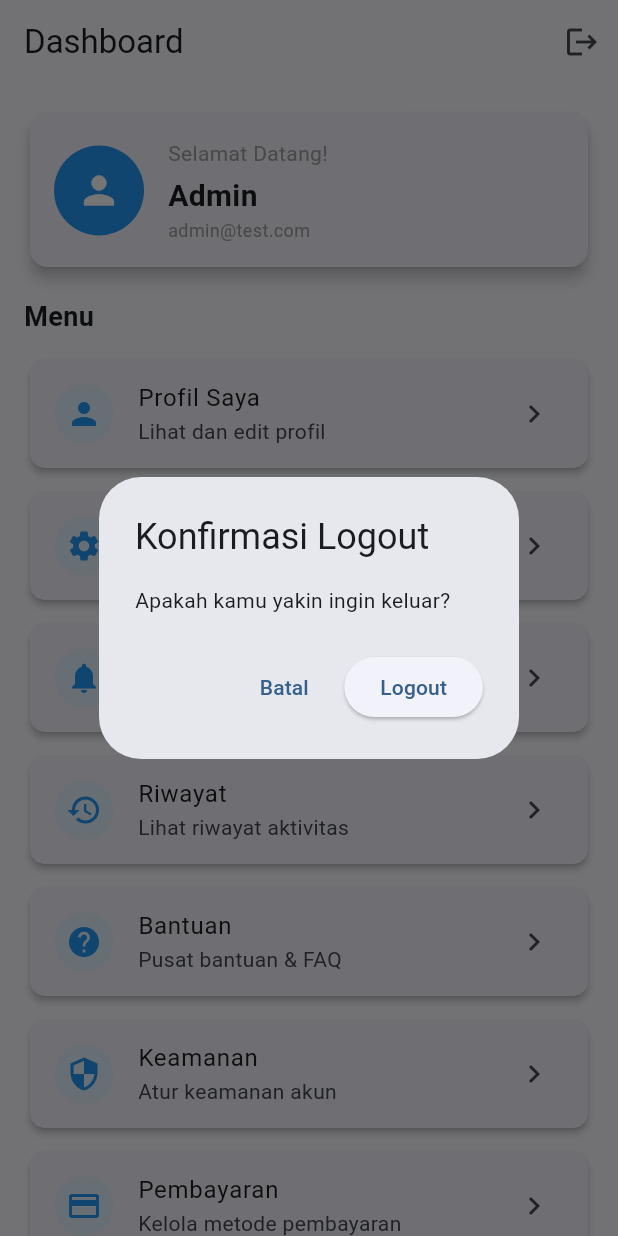
After one commit to Priannn/uts_mobileprogramming, a Flutter app: the DashboardScreen screen opened by its route, after a tap on the "logout" icon, on a phone screen of 412 x 824 dp. The commit adds this screen. Run offline on Flutter 3.47's test engine with Material 3 defaults, Android fonts, the phone set to English and light mode, and no system bars.

Commit message:
membuat halaman dashboard dan menambahkan listview,card

```diff
--- a/lib/main.dart
+++ b/lib/main.dart
@@ -1,6 +1,7 @@
 import 'package:flutter/material.dart';
 import 'package:uts_mobileprogramming/screens/forgot_password.dart';
 import 'package:uts_mobileprogramming/screens/login_screen.dart';
+import 'package:uts_mobileprogramming/screens/dashboard_screen.dart';
 
 // fungsi utama - titik masuk aplikasi berjalan
 void main() {
@@ -28,7 +29,7 @@ class MyApp extends StatelessWidget {
 
         '/forgot_password': (context) => const ForgotPassword(),
 
-        '/dashboard': (context) => const Placeholder(),
+        '/dashboard': (context) => const DashboardScreen(),
       },
     );
   }
--- /dev/null
+++ b/lib/screens/dashboard_screen.dart
@@ -0,0 +1,234 @@
+import 'package:flutter/material.dart';
+import 'package:uts_mobileprogramming/screens/login_screen.dart';
+
+// DashboardScreen adalah halaman utama setelah login berhasil
+// Pakai StatelessWidget karena tidak ada state yang berubah di halaman ini
+class DashboardScreen extends StatelessWidget {
+  const DashboardScreen({super.key});
+
+  // Data dummy untuk ditampilkan di ListView
+  // Berupa list of map, setiap map berisi title, subtitle, dan icon
+  final List<Map<String, dynamic>> _menuItems = const [
+    {
+      'title': 'Profil Saya',
+      'subtitle': 'Lihat dan edit profil',
+      'icon': Icons.person,
+    },
+    {
+      'title': 'Pengaturan',
+      'subtitle': 'Atur preferensi aplikasi',
+      'icon': Icons.settings,
+    },
+    {
+      'title': 'Notifikasi',
+      'subtitle': 'Lihat notifikasi masuk',
+      'icon': Icons.notifications,
+    },
+    {
+      'title': 'Riwayat',
+      'subtitle': 'Lihat riwayat aktivitas',
+      'icon': Icons.history,
+    },
+    {'title': 'Bantuan', 'subtitle': 'Pusat bantuan & FAQ', 'icon': Icons.help},
+    {
+      'title': 'Keamanan',
+      'subtitle': 'Atur keamanan akun',
+      'icon': Icons.security,
+    },
+    {
+      'title': 'Pembayaran',
+      'subtitle': 'Kelola metode pembayaran',
+      'icon': Icons.payment,
+    },
+    {'title': 'Pesan', 'subtitle': 'Kotak masuk pesan', 'icon': Icons.message},
+    {
+      'title': 'Laporan',
+      'subtitle': 'Lihat laporan aktivitas',
+      'icon': Icons.bar_chart,
+    },
+    {'title': 'Tentang', 'subtitle': 'Informasi aplikasi', 'icon': Icons.info},
+  ];
+
+  // Fungsi logout — kembali ke halaman login dan hapus semua history navigasi
+  void _handleLogout(BuildContext context) {
+    // Tampilkan dialog konfirmasi sebelum logout
+    showDialog(
+      context: context,
+      builder: (context) => AlertDialog(
+        // Judul dialog
+        title: const Text('Konfirmasi Logout'),
+        // Isi dialog
+        content: const Text('Apakah kamu yakin ingin keluar?'),
+        actions: [
+          // Tombol Batal
+          TextButton(
+            onPressed: () {
+              // Tutup dialog saja, tidak logout
+              Navigator.pop(context);
+            },
+            child: const Text('Batal'),
+          ),
+          // Tombol Logout
+          ElevatedButton(
+            onPressed: () {
+              // pushAndRemoveUntil = pindah ke halaman login dan hapus semua
+              // history navigasi supaya user tidak bisa back ke dashboard
+              Navigator.pushAndRemoveUntil(
+                context,
+                MaterialPageRoute(builder: (context) => const LoginScreen()),
+                (route) => false, // false = hapus semua route sebelumnya
+              );
+            },
+            child: const Text('Logout'),
+          ),
+        ],
+      ),
+    );
+  }
+
+  @override
+  Widget build(BuildContext context) {
+    return Scaffold(
+      // AppBar dengan judul dan tombol logout
+      appBar: AppBar(
+        // Judul AppBar
+        title: const Text('Dashboard'),
+        // Menghilangkan tombol back otomatis
+        automaticallyImplyLeading: false,
+        actions: [
+          // Tombol logout di pojok kanan AppBar
+          IconButton(
+            icon: const Icon(Icons.logout),
+            // Tooltip muncul saat tombol ditekan lama
+            tooltip: 'Logout',
+            onPressed: () => _handleLogout(context),
+          ),
+        ],
+      ),
+      body: SafeArea(
+        child: Column(
+          // Column menyusun widget secara vertikal
+          crossAxisAlignment: CrossAxisAlignment.start,
+          children: [
+            // Card selamat datang di bagian atas
+            Padding(
+              padding: const EdgeInsets.all(16),
+              child: Card(
+                // Styling card dengan shadow dan rounded corner
+                elevation: 4,
+                shape: RoundedRectangleBorder(
+                  borderRadius: BorderRadius.circular(12),
+                ),
+                child: Padding(
+                  padding: const EdgeInsets.all(16),
+                  child: Row(
+                    // Row menyusun widget secara horizontal
+                    children: [
+                      // Avatar user
+                      const CircleAvatar(
+                        radius: 30,
+                        backgroundColor: Colors.blue,
+                        child: Icon(
+                          Icons.person,
+                          size: 30,
+                          color: Colors.white,
+                        ),
+                      ),
+                      const SizedBox(width: 16), // Jarak horizontal
+                      // Teks sambutan
+                      const Column(
+                        crossAxisAlignment: CrossAxisAlignment.start,
+                        children: [
+                          Text(
+                            'Selamat Datang!',
+                            style: TextStyle(fontSize: 14, color: Colors.grey),
+                          ),
+                          SizedBox(height: 4),
+                          // Nama user yang sedang login
+                          Text(
+                            'Admin', // nanti bisa diganti dengan data user
+                            style: TextStyle(
+                              fontSize: 20,
+                              fontWeight: FontWeight.bold,
+                            ),
+                          ),
+                          Text(
+                            'admin@test.com',
+                            style: TextStyle(fontSize: 12, color: Colors.grey),
+                          ),
+                        ],
+                      ),
+                    ],
+                  ),
+                ),
+              ),
+            ),
+
+            // Label "Menu"
+            const Padding(
+              padding: EdgeInsets.symmetric(horizontal: 16),
+              child: Text(
+                'Menu',
+                style: TextStyle(fontSize: 18, fontWeight: FontWeight.bold),
+              ),
+            ),
+
+            const SizedBox(height: 8), // Jarak vertikal
+            // ListView.builder untuk menampilkan daftar menu
+            // Expanded supaya ListView mengisi sisa ruang yang ada
+            Expanded(
+              child: ListView.builder(
+                // Jumlah item yang ditampilkan
+                itemCount: _menuItems.length,
+                // Builder dipanggil untuk setiap item
+                itemBuilder: (context, index) {
+                  // Ambil data item berdasarkan index
+                  final item = _menuItems[index];
+                  return Padding(
+                    padding: const EdgeInsets.symmetric(
+                      horizontal: 16,
+                      vertical: 4,
+                    ),
+                    // Card untuk setiap item menu
+                    child: Card(
+                      // Styling card dengan shadow dan rounded corner
+                      elevation: 2,
+                      shape: RoundedRectangleBorder(
+                        borderRadius: BorderRadius.circular(10),
+                      ),
+                      child: ListTile(
+                        // Icon di sebelah kiri
+                        leading: CircleAvatar(
+                          backgroundColor: Colors.blue.shade50,
+                          child: Icon(
+                            item['icon'] as IconData,
+                            color: Colors.blue,
+                          ),
+                        ),
+                        // Judul item
+                        title: Text(item['title'] as String),
+                        // Subjudul item
+                        subtitle: Text(item['subtitle'] as String),
+                        // Icon panah di sebelah kanan
+                        trailing: const Icon(Icons.chevron_right),
+                        onTap: () {
+                          // Tampilkan snackbar saat item ditekan
+                          ScaffoldMessenger.of(context).showSnackBar(
+                            SnackBar(
+                              content: Text('${item['title']} ditekan'),
+                              duration: const Duration(seconds: 1),
+                            ),
+                          );
+                        },
+                      ),
+                    ),
+                  );
+                },
+              ),
+            ),
+          ],
+        ),
+      ),
+    );
+  }
+}
```
